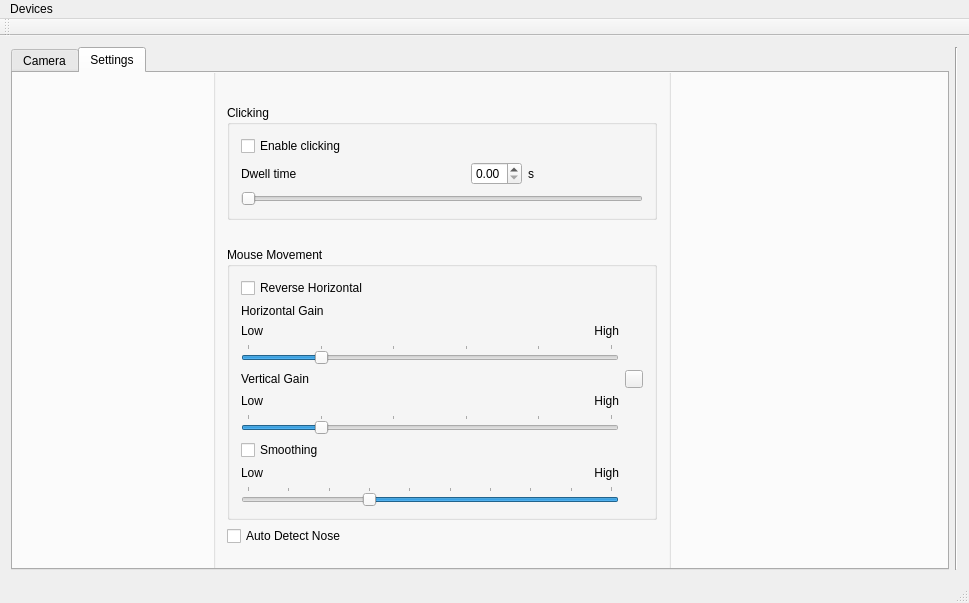
Qt form mainWindow.ui (hicsail/CameraMouseSuite-cross-platform) before a commit.
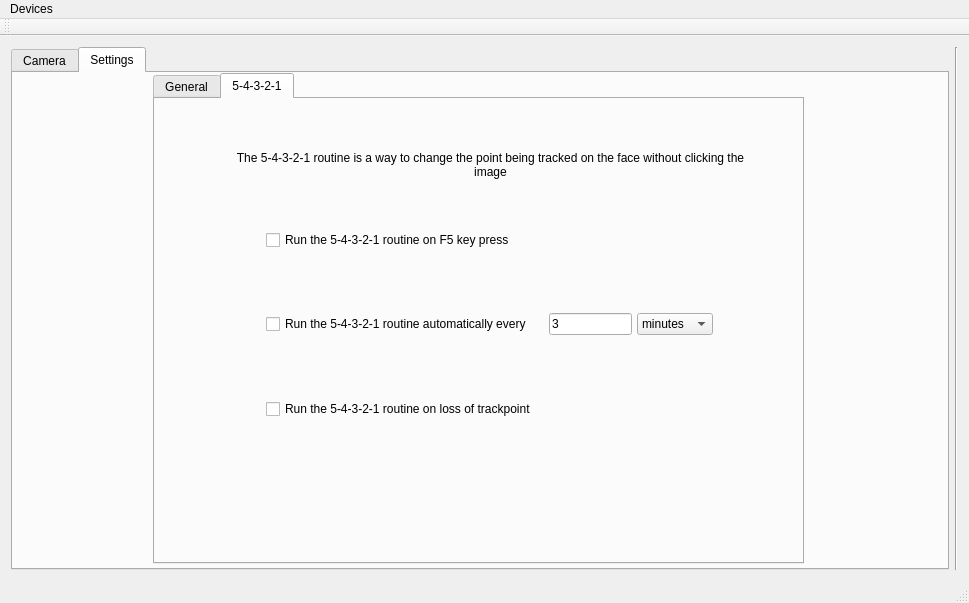
The same form after that commit. The open tabs and pages were chosen to show the change. Icons and pictures are not drawn. Custom widgets are drawn as their Qt base class.

Commit message: 5 second reset choices and preliminary implementation

```diff
--- a/mainWindow.ui
+++ b/mainWindow.ui
@@ -69,13 +69,32 @@
        <attribute name="title">
         <string>Settings</string>
        </attribute>
+       <widget class="QTabWidget" name="tabWidget_2">
+        <property name="geometry">
+         <rect>
+          <x>140</x>
+          <y>0</y>
+          <width>651</width>
+          <height>491</height>
+         </rect>
+        </property>
+        <property name="tabPosition">
+         <enum>QTabWidget::North</enum>
+        </property>
+        <property name="currentIndex">
+         <number>1</number>
+        </property>
+        <widget class="QWidget" name="tab_3">
+         <attribute name="title">
+          <string>General</string>
+         </attribute>
        <widget class="QGroupBox" name="groupBox">
         <property name="geometry">
          <rect>
-          <x>200</x>
-          <y>-20</y>
-          <width>458</width>
-          <height>528</height>
+            <x>100</x>
+            <y>0</y>
+            <width>461</width>
+            <height>451</height>
          </rect>
         </property>
         <property name="sizePolicy">
@@ -475,6 +494,107 @@
           </spacer>
          </item>
         </layout>
+         </widget>
+        </widget>
+        <widget class="QWidget" name="tab_4">
+         <attribute name="title">
+          <string>5-4-3-2-1</string>
+         </attribute>
+         <widget class="QWidget" name="verticalLayoutWidget">
+          <property name="geometry">
+           <rect>
+            <x>100</x>
+            <y>120</y>
+            <width>481</width>
+            <height>211</height>
+           </rect>
+          </property>
+          <layout class="QVBoxLayout" name="verticalLayout_3">
+           <item>
+            <widget class="QCheckBox" name="resetCheckF5">
+             <property name="text">
+              <string>Run the 5-4-3-2-1 routine on F5 key press</string>
+             </property>
+            </widget>
+           </item>
+           <item>
+            <layout class="QHBoxLayout" name="horizontalLayout_2">
+             <property name="spacing">
+              <number>5</number>
+             </property>
+             <item>
+              <widget class="QCheckBox" name="resetCheckTime">
+               <property name="text">
+                <string>Run the 5-4-3-2-1 routine automatically every</string>
+               </property>
+              </widget>
+             </item>
+             <item>
+              <widget class="QLabel" name="label_11">
+               <property name="text">
+                <string/>
+               </property>
+              </widget>
+             </item>
+             <item>
+              <widget class="QLineEdit" name="resetTime">
+               <property name="text">
+                <string>3</string>
+               </property>
+              </widget>
+             </item>
+             <item>
+              <widget class="QComboBox" name="resetTimeUnit">
+               <item>
+                <property name="text">
+                 <string>minutes</string>
+                </property>
+               </item>
+               <item>
+                <property name="text">
+                 <string>seconds</string>
+                </property>
+               </item>
+              </widget>
+             </item>
+             <item>
+              <widget class="QLabel" name="F5label">
+               <property name="text">
+                <string/>
+               </property>
+              </widget>
+             </item>
+            </layout>
+           </item>
+           <item>
+            <widget class="QCheckBox" name="resetCheckLoss">
+             <property name="text">
+              <string>Run the 5-4-3-2-1 routine on loss of trackpoint</string>
+             </property>
+            </widget>
+           </item>
+          </layout>
+         </widget>
+         <widget class="QLabel" name="label_12">
+          <property name="geometry">
+           <rect>
+            <x>70</x>
+            <y>30</y>
+            <width>531</width>
+            <height>71</height>
+           </rect>
+          </property>
+          <property name="text">
+           <string>The 5-4-3-2-1 routine is a way to change the point being tracked on the face without clicking the image</string>
+          </property>
+          <property name="alignment">
+           <set>Qt::AlignCenter</set>
+          </property>
+          <property name="wordWrap">
+           <bool>true</bool>
+          </property>
+         </widget>
+        </widget>
        </widget>
       </widget>
      </widget>
```
Left out of the diff: 34 changed lines with no effect on the pictures. Lines whose indentation alone changed are shown as unchanged. The commit also changes 2 other files.
